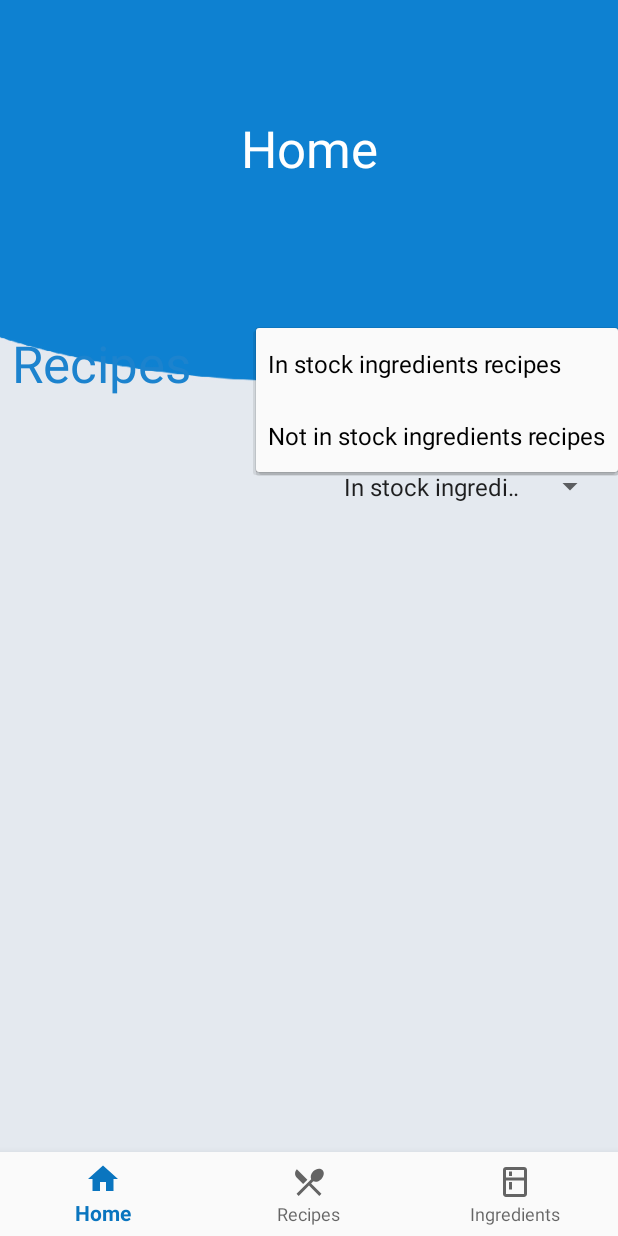
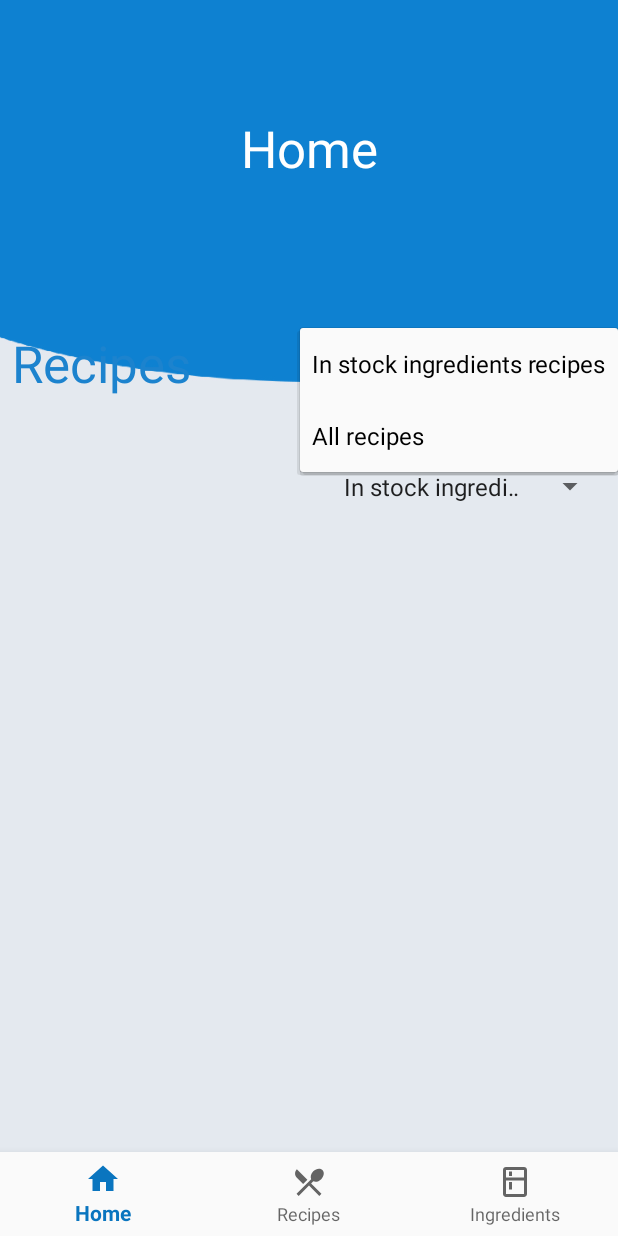
Before and after one commit to pwHKR/EasyBake, an Android app: the screen it shows after launch (MainActivity), after a tap on an icon or button, on a phone screen of 412 x 824 dp. Run offline under Robolectric (Android 15) with nearby library versions, the phone set to English and light mode, and no system bars.

Commit message:
spinner homefragment update

```diff
--- a/app/src/main/java/sp_coding/myapplication/Controll/Fragment/Home/HomeFragment.java
+++ b/app/src/main/java/sp_coding/myapplication/Controll/Fragment/Home/HomeFragment.java
@@ -60,7 +60,7 @@ public class HomeFragment extends Fragment implements Util {
         spinner = (Spinner) v.findViewById(R.id.spinner);
         List<String> list = new ArrayList<String>();
         list.add("In stock ingredients recipes");
-        list.add("Not in stock ingredients recipes");
+        list.add("All recipes");
         ArrayAdapter<String> dataAdapter = new ArrayAdapter<String>(getActivity(),
                 android.R.layout.simple_spinner_item, list);
         dataAdapter.setDropDownViewResource(android.R.layout.simple_spinner_dropdown_item);
@@ -73,8 +73,8 @@ public class HomeFragment extends Fragment implements Util {
                     recipeList = (ArrayList<String>) recipeUtility.isInStockList(true);
                     adapter = new ArrayAdapter<>(getActivity(), R.layout.list_item, R.id.txtitem, recipeList);
                     listView.setAdapter(adapter);
-                } else if (parent.getItemAtPosition(position).toString().equals("Not in stock ingredients recipes")){
-                    recipeList = (ArrayList<String>) recipeUtility.isInStockList(false);
+                } else if (parent.getItemAtPosition(position).toString().equals("All recipes")){
+                    recipeList = (ArrayList<String>) recipeUtility.getCompleteNameList();
                     adapter = new ArrayAdapter<>(getActivity(), R.layout.list_item, R.id.txtitem, recipeList);
                     listView.setAdapter(adapter);
                 }
```
